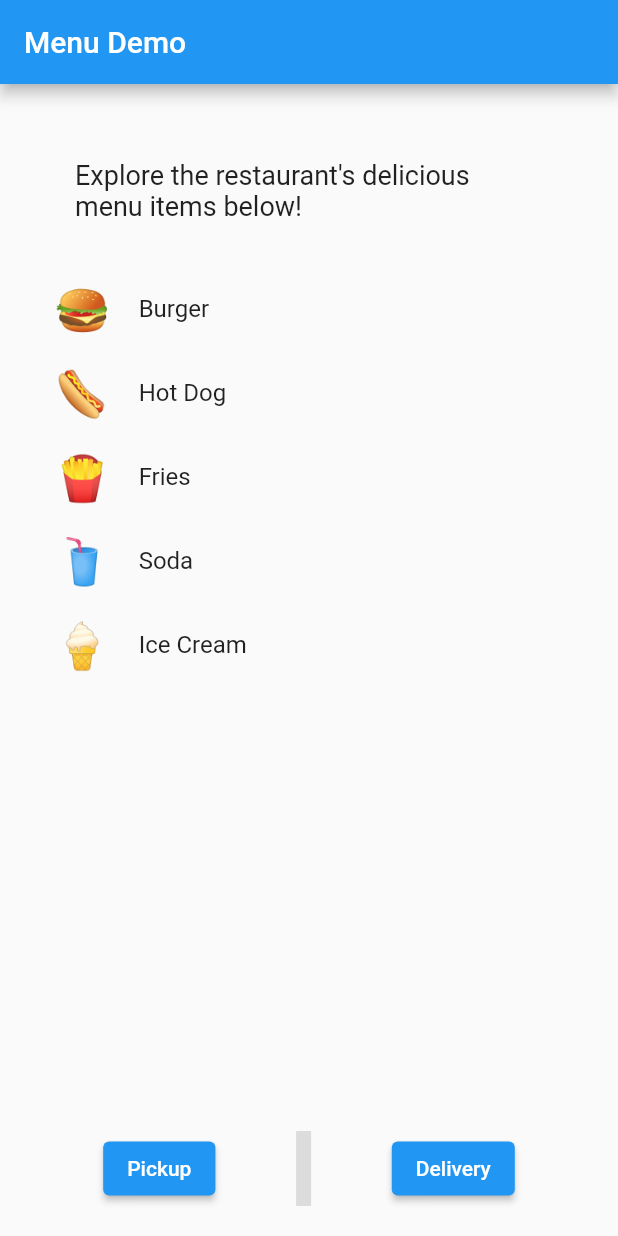
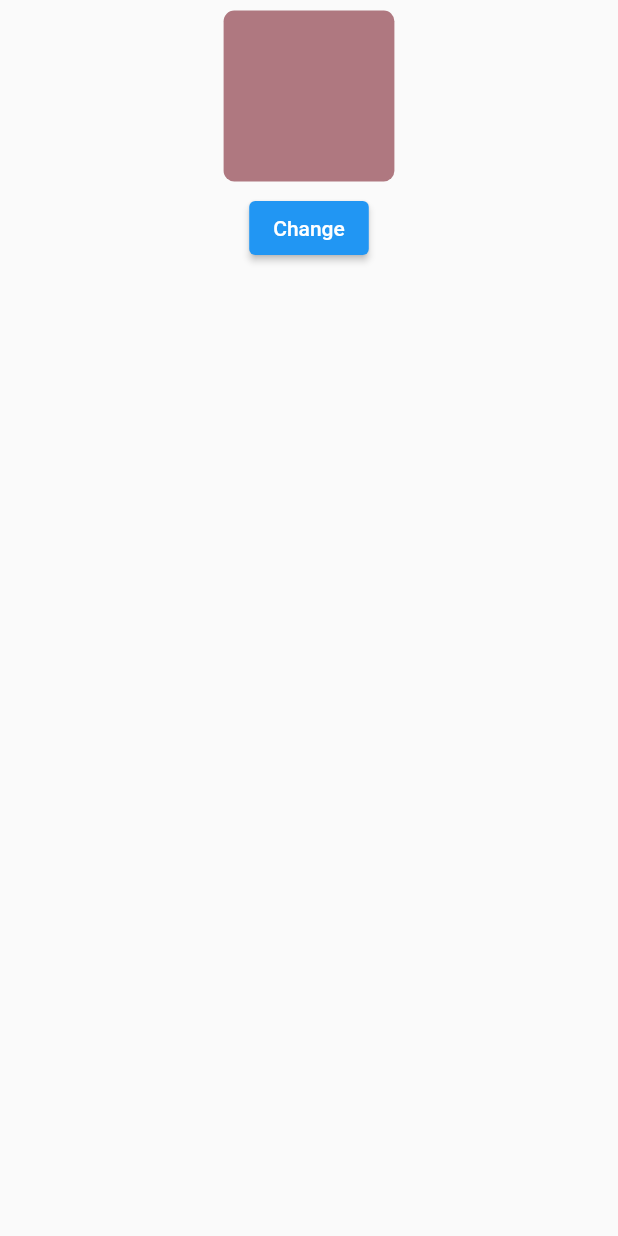
Before and after one commit to ashiqaliaslam/flutter_codelabs_in_branches, a Flutter app: the screen it shows after launch, on a phone screen of 412 x 824 dp. Run offline on Flutter 3.47's test engine with Material 2 defaults, Android fonts, the light colour scheme and no system bars.

Commit message:
implicit animations

```diff
--- a/lib/main.dart
+++ b/lib/main.dart
@@ -1,131 +1,97 @@
+// Copyright 2019 the Dart project authors. All rights reserved.
+// Use of this source code is governed by a BSD-style license
+// that can be found in the LICENSE file.
+
+import 'dart:math';
+
 import 'package:flutter/material.dart';
 
+const _duration = Duration(milliseconds: 400);
+
 void main() {
-  runApp(Menu());
+  runApp(
+    const MyApp(),
+  );
 }
 
-class Menu extends StatelessWidget {
-  const Menu({super.key});
+class MyApp extends StatelessWidget {
+  const MyApp({super.key});
 
   @override
   Widget build(BuildContext context) {
-    return MaterialApp(
-      title: 'Flutter Demo',
-      home: Scaffold(
-        appBar: AppBar(
-          title: Text('Menu Demo'),
-        ),
-        body: Padding(
-          padding: EdgeInsets.all(20),
-          child: Column(
-            children: [
-              // Modify code here
-              Example1(),
-              Example2(),
-              Example3(),
-            ],
-          ),
+    return const MaterialApp(
+      debugShowCheckedModeBanner: false,
+      home: AnimatedContainerDemo(),
+    );
+  }
+}
+
+double randomBorderRadius() {
+  return Random().nextDouble() * 64;
+}
+
+double randomMargin() {
+  return Random().nextDouble() * 64;
+}
+
+Color randomColor() {
+  return Color(0xFFFFFFFF & Random().nextInt(0xFFFFFFFF));
+}
+
+class AnimatedContainerDemo extends StatefulWidget {
+  const AnimatedContainerDemo({super.key});
+
+  @override
+  State<AnimatedContainerDemo> createState() => _AnimatedContainerDemoState();
+}
+
+class _AnimatedContainerDemoState extends State<AnimatedContainerDemo> {
+  late Color color;
+  late double borderRadius;
+  late double margin;
+
+  @override
+  void initState() {
+    super.initState();
+    color = randomColor();
+    borderRadius = randomBorderRadius();
+    margin = randomMargin();
+  }
+
+  void change() {
+    setState(() {
+      color = randomColor();
+      borderRadius = randomBorderRadius();
+      margin = randomMargin();
+    });
+  }
+
+  @override
+  Widget build(BuildContext context) {
+    return Scaffold(
+      body: Center(
+        child: Column(
+          children: <Widget>[
+            SizedBox(
+              width: 128,
+              height: 128,
+              child: AnimatedContainer(
+                duration: _duration,
+                curve: Curves.easeInOutBack,
+                margin: EdgeInsets.all(margin),
+                decoration: BoxDecoration(
+                  color: color,
+                  borderRadius: BorderRadius.circular(borderRadius),
+                ),
+              ),
+            ),
+            ElevatedButton(
+              child: const Text('Change'),
+              onPressed: () => change(),
+            ),
+          ],
         ),
       ),
     );
   }
 }
-
-// Problem 1: Overflow error
-class Example1 extends StatelessWidget {
-  const Example1({super.key});
-
-  @override
-  Widget build(BuildContext context) {
-    return Padding(
-      padding: const EdgeInsets.all(30.0),
-      child: Row(
-        children: [
-          Expanded(
-            child: SelectableText(
-              'Explore the restaurant\'s delicious menu items below!',
-              style: TextStyle(
-                fontSize: 18,
-              ),
-            ),
-          ),
-        ],
-      ),
-    );
-  }
-}
-
-// Problem 2: Viewport was given unbounded height error
-class Example2 extends StatelessWidget {
-  @override
-  Widget build(BuildContext context) {
-    return Expanded(
-      child: ListView(
-        children: [
-          MenuItem('🍔', 'Burger'),
-          MenuItem('🌭', 'Hot Dog'),
-          MenuItem('🍟', 'Fries'),
-          MenuItem('🥤', 'Soda'),
-          MenuItem('🍦', 'Ice Cream'),
-        ],
-      ),
-    );
-  }
-}
-
-// Problem 3: Invisible VerticalDivider
-class Example3 extends StatelessWidget {
-  @override
-  Widget build(BuildContext context) {
-    return SizedBox(
-      height: 50,
-      child: Row(
-        mainAxisAlignment: MainAxisAlignment.spaceEvenly,
-        children: [
-          ElevatedButton(
-            onPressed: () {
-              print('Pickup button pressed.');
-            },
-            child: Text(
-              'Pickup',
-            ),
-          ),
-          // This widget is not shown on screen initially.
-          VerticalDivider(
-            width: 20.0,
-            thickness: 10.0,
-          ),
-          ElevatedButton(
-            onPressed: () {
-              print('Delivery button pressed.');
-            },
-            child: Text(
-              'Delivery',
-            ),
-          )
-        ],
-      ),
-    );
-  }
-}
-
-class MenuItem extends StatelessWidget {
-  const MenuItem(
-    this.icon,
-    this.itemText,
-  );
-
-  final String icon;
-  final String itemText;
-
-  @override
-  Widget build(BuildContext context) {
-    return ListTile(
-      leading: SelectableText(
-        icon,
-        style: TextStyle(fontSize: 30),
-      ),
-      title: SelectableText(itemText),
-    );
-  }
-}
```
Also changed, not shown: 1 other file.
